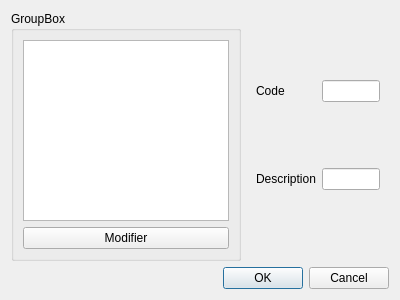
First picture: the form in window/modifiercursuswindow.ui, repository roddehugo/utprofiler, before the edit.
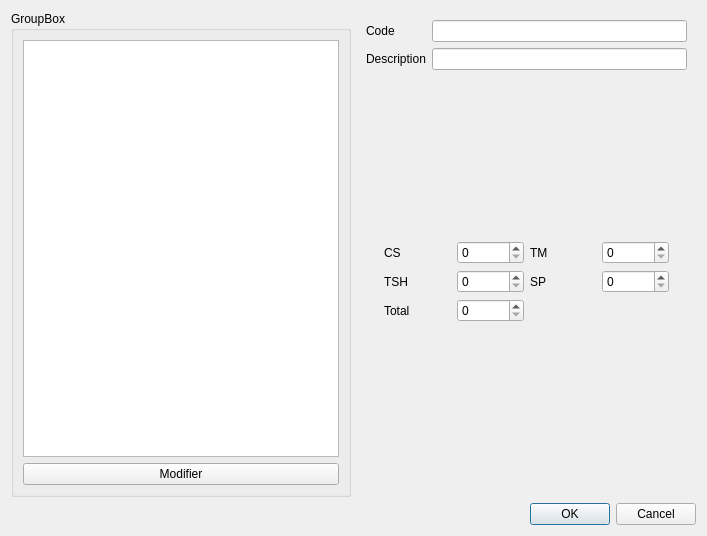
Second picture: the form after the edit.

The edit to the form file:
```diff
--- a/window/modifiercursuswindow.ui
+++ b/window/modifiercursuswindow.ui
@@ -6,12 +6,12 @@
    <rect>
     <x>0</x>
     <y>0</y>
-    <width>400</width>
-    <height>300</height>
+    <width>707</width>
+    <height>536</height>
    </rect>
   </property>
   <property name="windowTitle">
-   <string>Dialog</string>
+   <string>Modifier un cursus</string>
   </property>
   <layout class="QGridLayout" name="gridLayout">
    <item row="0" column="0">
@@ -42,15 +42,11 @@
      <item>
       <widget class="QWidget" name="widget" native="true">
        <layout class="QGridLayout" name="gridLayout_4">
-        <item row="0" column="1">
-         <widget class="QLabel" name="label">
-          <property name="text">
-           <string>Code</string>
-          </property>
-         </widget>
+        <item row="1" column="2">
+         <widget class="QLineEdit" name="descriptionedit"/>
         </item>
-        <item row="0" column="0">
-         <layout class="QGridLayout" name="gridLayout_2"/>
+        <item row="0" column="2">
+         <widget class="QLineEdit" name="codeedit"/>
         </item>
         <item row="1" column="1">
          <widget class="QLabel" name="label_2">
@@ -59,11 +55,89 @@
           </property>
          </widget>
         </item>
-        <item row="0" column="2">
-         <widget class="QLineEdit" name="codeedit"/>
+        <item row="0" column="0">
+         <layout class="QGridLayout" name="gridLayout_2"/>
         </item>
-        <item row="1" column="2">
-         <widget class="QLineEdit" name="descriptionedit"/>
+        <item row="0" column="1">
+         <widget class="QLabel" name="label">
+          <property name="text">
+           <string>Code</string>
+          </property>
+         </widget>
+        </item>
+        <item row="2" column="1" colspan="2">
+         <widget class="QWidget" name="widget_2" native="true">
+          <layout class="QGridLayout" name="gridLayout_7">
+           <item row="0" column="0">
+            <widget class="QWidget" name="widget_3" native="true">
+             <layout class="QGridLayout" name="gridLayout_5">
+              <item row="0" column="0">
+               <layout class="QGridLayout" name="gridLayout_6">
+                <item row="0" column="3">
+                 <widget class="QSpinBox" name="credTM"/>
+                </item>
+                <item row="1" column="0">
+                 <widget class="QLabel" name="label_4">
+                  <property name="text">
+                   <string>TSH</string>
+                  </property>
+                 </widget>
+                </item>
+                <item row="1" column="1">
+                 <widget class="QSpinBox" name="credTSH"/>
+                </item>
+                <item row="0" column="2">
+                 <widget class="QLabel" name="label_5">
+                  <property name="text">
+                   <string>TM</string>
+                  </property>
+                 </widget>
+                </item>
+                <item row="1" column="3">
+                 <widget class="QSpinBox" name="credSP"/>
+                </item>
+                <item row="0" column="1">
+                 <widget class="QSpinBox" name="credCS">
+                  <property name="value">
+                   <number>0</number>
+                  </property>
+                 </widget>
+                </item>
+                <item row="1" column="2">
+                 <widget class="QLabel" name="label_6">
+                  <property name="text">
+                   <string>SP</string>
+                  </property>
+                 </widget>
+                </item>
+                <item row="0" column="0">
+                 <widget class="QLabel" name="label_3">
+                  <property name="text">
+                   <string>CS</string>
+                  </property>
+                 </widget>
+                </item>
+                <item row="2" column="0">
+                 <widget class="QLabel" name="label_7">
+                  <property name="text">
+                   <string>Total</string>
+                  </property>
+                 </widget>
+                </item>
+                <item row="2" column="1">
+                 <widget class="QSpinBox" name="credTotal">
+                  <property name="value">
+                   <number>0</number>
+                  </property>
+                 </widget>
+                </item>
+               </layout>
+              </item>
+             </layout>
+            </widget>
+           </item>
+          </layout>
+         </widget>
         </item>
        </layout>
       </widget>
```
